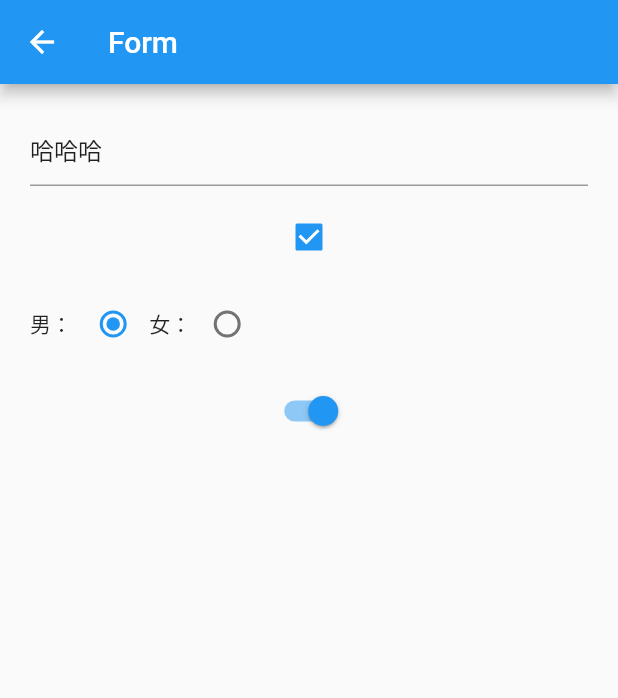
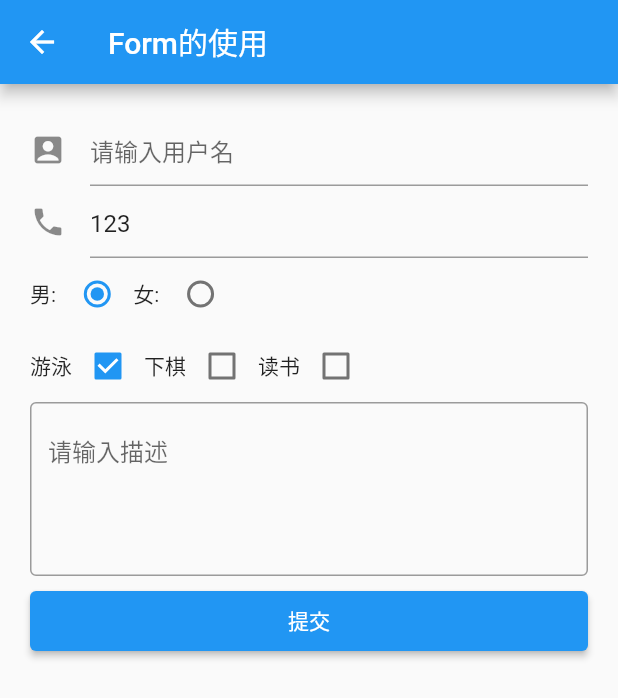
Before and after one commit to hjcasd/flutter_base, a Flutter app: the screen it shows after launch, after a tap on "Form", on a phone screen of 412 x 824 dp. Shown: the top 698 px of the screen. Run offline on Flutter 3.47's test engine with Material 2 defaults, Android fonts, the phone set to English and light mode, and no system bars; our stand-ins replace dio, flutter_swiper, fluttertoast, get; network calls fail.

Commit message:
表单组件修改

```diff
--- a/lib/pages/home/form_page.dart
+++ b/lib/pages/home/form_page.dart
@@ -6,7 +6,7 @@ class FormPage extends StatelessWidget {
   @override
   Widget build(BuildContext context) {
     return MaterialApp(
-      title: 'Form的使用',
+      title: 'Flutter Demo',
       theme: ThemeData(
         primarySwatch: Colors.blue,
       ),
@@ -20,111 +20,10 @@ class MyFormWidget extends StatefulWidget {
   _FormPageState createState() => _FormPageState();
 }
 
-// TextField, Switch, Radio, Checkbox
+/// TextField, Switch, Radio, Checkbox
 class _FormPageState extends State<MyFormWidget> {
-  var _username = TextEditingController();
-  var _flag = true;
-  var _sex = 1;
-
-  @override
-  void initState() {
-    super.initState();
-    _username.text = "哈哈哈";
-  }
-
-  @override
-  Widget build(BuildContext context) {
-    return LayoutUtils.getApp(
-        "Form",
-        Padding(
-          padding: EdgeInsets.all(20.0),
-          // child: MyTextFiled()
-          child: Column(
-            children: <Widget>[
-              TextField(
-                controller: TextEditingController.fromValue(
-                  TextEditingValue(
-                    // 设置内容
-                    text: _username.text,
-                    // 保持光标在最后
-                    selection: TextSelection.fromPosition(
-                      TextPosition(
-                          affinity: TextAffinity.downstream,
-                          offset: _username.text.length),
-                    ),
-                  ),
-                ),
-                decoration: InputDecoration(
-                  hintText: "请输入用户名",
-                ),
-                onChanged: (value) {
-                  print("$value");
-                  setState(() {
-                    this._username.text = value;
-                  });
-                },
-              ),
-              SizedBox(
-                height: 10.0,
-              ),
-              Checkbox(
-                  value: this._flag,
-                  onChanged: (value) {
-                    print("是否选中: $value");
-                    setState(() {
-                      this._flag = value;
-                    });
-                  }),
-              SizedBox(
-                height: 10.0,
-              ),
-              Row(
-                children: <Widget>[
-                  Text(
-                    "男： ",
-                  ),
-                  Radio(
-                      value: 1,
-                      groupValue: this._sex,
-                      onChanged: (value) {
-                        print("选中值: $value");
-                        setState(() {
-                          this._sex = value;
-                        });
-                      }),
-                  Text(
-                    "女：",
-                  ),
-                  Radio(
-                      value: 2,
-                      groupValue: this._sex,
-                      onChanged: (value) {
-                        print("选中值: $value");
-                        setState(() {
-                          this._sex = value;
-                        });
-                      })
-                ],
-              ),
-              SizedBox(
-                height: 10.0,
-              ),
-              Switch(
-                  value: this._flag,
-                  onChanged: (value) {
-                    print("是否选中: $value");
-                    setState(() {
-                      this._flag = value;
-                    });
-                  }),
-            ],
-          ),
-        ));
-  }
-}
-
-class _FormPageState2 extends State<MyFormWidget> {
   var _username = "";
+  var _phoneController = TextEditingController();
   var _sex = 1;
   var _desc = "";
 
@@ -134,63 +33,55 @@ class _FormPageState2 extends State<MyFormWidget> {
     {"title": "读书", "checked": false}
   ];
 
-  List<Widget> _getHobby() {
-    List<Widget> tmpList = [];
-    for (var i = 0; i < this._hobby.length; i++) {
-      tmpList.add(
-        Row(
-          children: <Widget>[
-            Text(this._hobby[i]["title"]),
-            Checkbox(
-              value: this._hobby[i]["checked"],
-              onChanged: (value) {
-                setState(() {
-                  this._hobby[i]["checked"] = value;
-                });
-              },
-            )
-          ],
-        ),
-      );
-    }
-    return tmpList;
-  }
-
-  void _usernameChanged(value) {
-    setState(() {
-      this._username = value;
-    });
-  }
-
-  void _sexChanged(value) {
-    setState(() {
-      this._sex = value;
-    });
-  }
-
-  void _descChanged(value) {
-    setState(() {
-      this._desc = value;
-    });
+  @override
+  void initState() {
+    super.initState();
+    _phoneController.text = "123";
   }
 
   @override
   Widget build(BuildContext context) {
-    return Scaffold(
-      appBar: AppBar(
-        title: Text(
-          "Form Demo",
-        ),
-      ),
-      body: Padding(
+    return LayoutUtils.getApp(
+      "Form的使用",
+      Padding(
         padding: EdgeInsets.all(20.0),
         child: Column(
           children: <Widget>[
             TextField(
               decoration: InputDecoration(
                 hintText: "请输入用户名",
+                icon: Icon(
+                  Icons.account_box,
+                ),
               ),
               onChanged: this._usernameChanged,
+            ),
+            TextField(
+              controller: TextEditingController.fromValue(
+                TextEditingValue(
+                  // 设置内容
+                  text: _phoneController.text,
+                  // 保持光标在最后
+                  selection: TextSelection.fromPosition(
+                    TextPosition(
+                      affinity: TextAffinity.downstream,
+                      offset: _phoneController.text.length,
+                    ),
+                  ),
+                ),
+              ),
+              decoration: InputDecoration(
+                hintText: "请输入手机号",
+                icon: Icon(
+                  Icons.phone,
+                ),
+              ),
+              onChanged: (value) {
+                print("$value");
+                setState(() {
+                  this._phoneController.text = value;
+                });
+              },
             ),
             Row(
               children: <Widget>[
@@ -246,44 +137,47 @@ class _FormPageState2 extends State<MyFormWidget> {
       ),
     );
   }
-}
 
-/// TextFiled演示
-class MyTextFiled extends StatelessWidget {
-  @override
-  Widget build(BuildContext context) {
-    return Column(
-      children: <Widget>[
-        TextField(
-          // true: 密码显示形式
-          obscureText: true,
-          decoration: InputDecoration(
-            hintText: "单行输入框",
-            border: OutlineInputBorder(),
-          ),
+  /// 获取Hobby
+  List<Widget> _getHobby() {
+    List<Widget> tmpList = [];
+    for (var i = 0; i < this._hobby.length; i++) {
+      tmpList.add(
+        Row(
+          children: <Widget>[
+            Text(
+              this._hobby[i]["title"],
+            ),
+            Checkbox(
+              value: this._hobby[i]["checked"],
+              onChanged: (value) {
+                setState(() {
+                  this._hobby[i]["checked"] = value;
+                });
+              },
+            ),
+          ],
         ),
-        SizedBox(
-          height: 20.0,
-        ),
-        TextField(
-          maxLines: 4,
-          decoration: InputDecoration(
-            hintText: "多行文本框",
-            border: OutlineInputBorder(),
-          ),
-        ),
-        SizedBox(
-          height: 20.0,
-        ),
-        TextField(
-          decoration: InputDecoration(
-            hintText: "带图标按钮",
-            icon: Icon(
-              Icons.settings,
-            ),
-          ),
-        ),
-      ],
-    );
+      );
+    }
+    return tmpList;
+  }
+
+  void _usernameChanged(value) {
+    setState(() {
+      this._username = value;
+    });
+  }
+
+  void _sexChanged(value) {
+    setState(() {
+      this._sex = value;
+    });
+  }
+
+  void _descChanged(value) {
+    setState(() {
+      this._desc = value;
+    });
   }
 }
--- a/lib/pages/tabs/home_page.dart
+++ b/lib/pages/tabs/home_page.dart
@@ -14,6 +14,7 @@ class _HomePageState extends State<HomePage> {
   @override
   Widget build(BuildContext context) {
     return Container(
+      width: double.infinity,
       padding: EdgeInsets.fromLTRB(5, 0, 5, 0),
       child: Wrap(
         // 布局方向
@@ -24,15 +25,15 @@ class _HomePageState extends State<HomePage> {
         spacing: 10,
         children: [
           LayoutUtils.generateButton(Routes.Text, "Text"),
+          LayoutUtils.generateButton(Routes.RichText, "RichText"),
           LayoutUtils.generateButton(Routes.Button, "Button"),
           LayoutUtils.generateButton(Routes.Image, "Image"),
+          LayoutUtils.generateButton(Routes.Form, "Form"),
           LayoutUtils.generateButton(Routes.List, "ListView"),
           LayoutUtils.generateButton(Routes.Grid, "GridView"),
-          LayoutUtils.generateButton(Routes.Form, "Form"),
           LayoutUtils.generateButton(Routes.AppBar, "AppBar"),
           LayoutUtils.generateButton(Routes.TabController, "TabController"),
           LayoutUtils.generateButton(Routes.Drawer, "Drawer"),
-          LayoutUtils.generateButton(Routes.RichText, "RichText"),
         ],
       ),
     );
```
Also changed, not shown: lib/pages/home/button_page.dart (+2 -16 lines).
